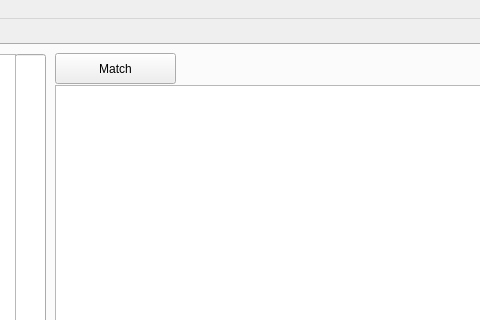
First picture: the form in HPC.ui, repository ZookNamfoodle/MeGUI, before the edit; both pictures show x 657 to 1137 and y 0 to 320 of the 1320 by 700 pixel window.
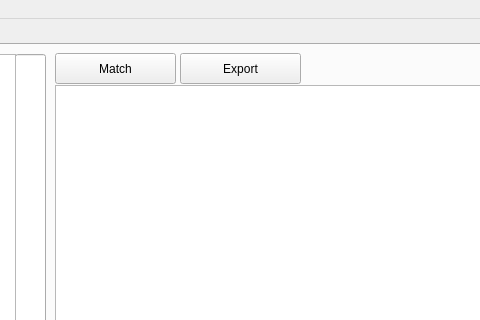
Second picture: the form after the edit. Icons and pictures are not drawn.

Diff of the .ui file:
```diff
--- a/HPC.ui
+++ b/HPC.ui
@@ -695,6 +695,19 @@
        </rect>
       </property>
      </widget>
+     <widget class="QPushButton" name="export_2">
+      <property name="geometry">
+       <rect>
+        <x>835</x>
+        <y>8</y>
+        <width>121</width>
+        <height>31</height>
+       </rect>
+      </property>
+      <property name="text">
+       <string>Export</string>
+      </property>
+     </widget>
     </widget>
    </widget>
   </widget>
```
